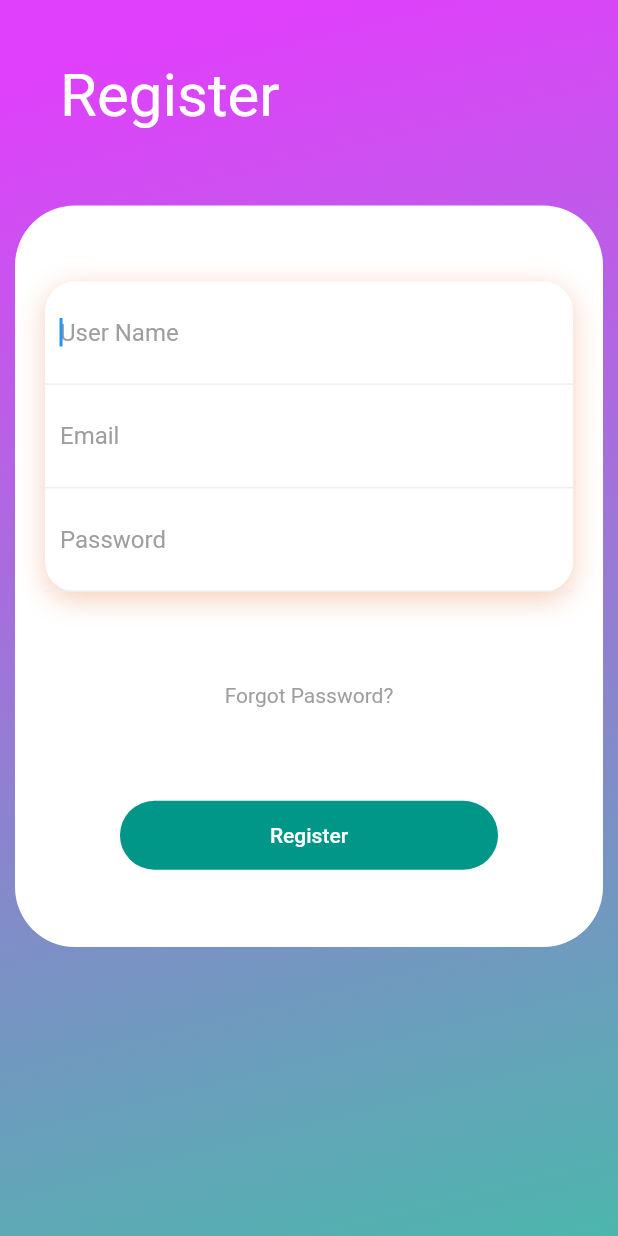
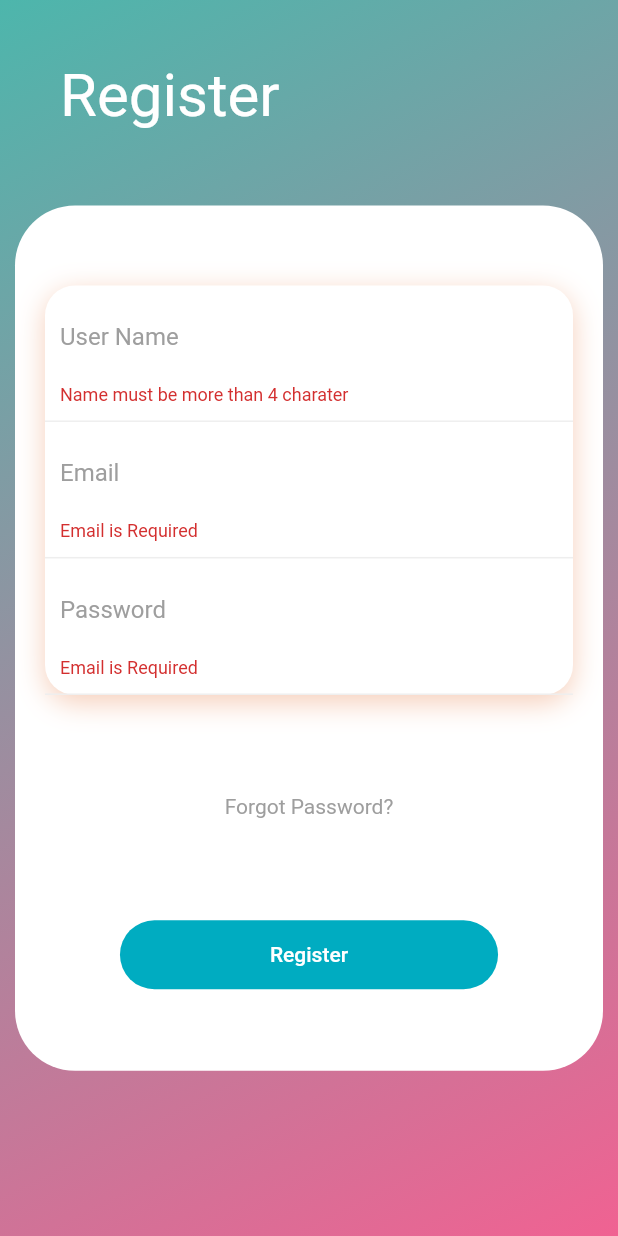
Before and after one commit to musahinist/math_cow, a Flutter app: the LogIn screen opened directly, after a tap on "Register", on a phone screen of 412 x 824 dp. Run offline on Flutter 3.47's test engine with Material 2 defaults, Android fonts, the phone set to English and light mode, and no system bars; our stand-ins replace convex_bottom_bar, flare_flutter, shared_preferences, simple_animations, states_rebuilder; accounts and stored records are empty.

```diff
--- a/lib/auth/login.dart
+++ b/lib/auth/login.dart
@@ -7,32 +7,32 @@ class LogIn extends StatefulWidget {
 }
 
 class _LogInState extends State<LogIn> {
-  final formKey = GlobalKey<FormState>();
-  final scaffoldKey = GlobalKey<ScaffoldState>();
-
+  final _formKey = GlobalKey<FormState>();
+  final _scaffoldKey = GlobalKey<ScaffoldState>();
+  String _name;
   String _email;
   String _password;
+  bool _validate = false;
+  // void _submitCommand() {
+  //   final form = formKey.currentState;
 
-  void _submitCommand() {
-    final form = formKey.currentState;
+  //   if (form.validate()) {
+  //     form.save();
 
-    if (form.validate()) {
-      form.save();
+  //     // Email & password matched our validation rules
+  //     // and are saved to _email and _password fields.
+  //     _loginCommand();
+  //   }
+  // }
 
-      // Email & password matched our validation rules
-      // and are saved to _email and _password fields.
-      _loginCommand();
-    }
-  }
+  // void _loginCommand() {
+  //   // This is just a demo, so no actual login here.
+  //   final snackbar = SnackBar(
+  //     content: Text('Email: $_email, password: $_password'),
+  //   );
 
-  void _loginCommand() {
-    // This is just a demo, so no actual login here.
-    final snackbar = SnackBar(
-      content: Text('Email: $_email, password: $_password'),
-    );
-
-    scaffoldKey.currentState.showSnackBar(snackbar);
-  }
+  //   scaffoldKey.currentState.showSnackBar(snackbar);
+  // }
 
   Widget build(BuildContext context) {
     return Scaffold(
@@ -42,9 +42,9 @@ class _LogInState extends State<LogIn> {
           height: MediaQuery.of(context).size.height,
           decoration: BoxDecoration(
             gradient: LinearGradient(
-                begin: Alignment.topCenter,
+                begin: Alignment.topLeft,
                 end: Alignment.bottomRight,
-                colors: [Colors.purpleAccent, Colors.teal[300]]),
+                colors: [Colors.teal[300], Colors.pink[300]]),
           ),
           child: Column(
             crossAxisAlignment: CrossAxisAlignment.start,
@@ -65,13 +65,15 @@ class _LogInState extends State<LogIn> {
 
               Container(
                 margin: const EdgeInsets.all(10),
-                height: MediaQuery.of(context).size.height * 0.6,
+                height: MediaQuery.of(context).size.height * 0.7,
                 decoration: BoxDecoration(
                     color: Colors.white,
                     borderRadius: BorderRadius.circular(40)),
                 child: Padding(
                   padding: EdgeInsets.all(20),
                   child: Form(
+                    autovalidate: _validate,
+                    key: _formKey,
                     child: Column(
                       mainAxisAlignment: MainAxisAlignment.spaceAround,
                       children: <Widget>[
@@ -92,14 +94,22 @@ class _LogInState extends State<LogIn> {
                                 decoration: BoxDecoration(
                                   border: Border(
                                     bottom: BorderSide(
-                                            color: Colors.grey[200]))),
+                                      color: Colors.grey[200],
+                                    ),
+                                  ),
+                                ),
                                 child: TextFormField(
-                                  autofocus: true,
                                   style: TextStyle(color: Colors.black54),
                                   decoration: InputDecoration(
                                     hintText: "User Name",
                                     hintStyle: TextStyle(color: Colors.grey),
-                                      border: InputBorder.none),
+                                    border: InputBorder.none,
+                                  ),
+                                  maxLength: 15,
+                                  validator: validateName,
+                                  onSaved: (String val) {
+                                    _name = val;
+                                  },
                                 ),
                               ),
                               Container(
@@ -109,14 +119,18 @@ class _LogInState extends State<LogIn> {
                                         bottom: BorderSide(
                                             color: Colors.grey[200]))),
                                 child: TextFormField(
-                                  autofocus: true,
                                     keyboardType: TextInputType.emailAddress,
                                     style: TextStyle(color: Colors.black54),
                                     decoration: InputDecoration(
                                         hintText: "Email",
-                                      hintStyle: TextStyle(color: Colors.grey),
+                                        hintStyle:
+                                            TextStyle(color: Colors.grey),
                                         border: InputBorder.none),
-                                ),
+                                    maxLength: 32,
+                                    validator: validateEmail,
+                                    onSaved: (String val) {
+                                      _email = val;
+                                    }),
                               ),
                               Container(
                                 padding: const EdgeInsets.all(10),
@@ -125,13 +139,13 @@ class _LogInState extends State<LogIn> {
                                         bottom: BorderSide(
                                             color: Colors.grey[200]))),
                                 child: TextFormField(
-                                  autofocus: true,
                                   obscureText: true,
                                   style: TextStyle(color: Colors.black54),
                                   decoration: InputDecoration(
                                       hintText: "Password",
                                       hintStyle: TextStyle(color: Colors.grey),
                                       border: InputBorder.none),
+                                  validator: validateEmail,
                                 ),
                               ),
                             ],
@@ -163,12 +177,12 @@ class _LogInState extends State<LogIn> {
         100,
         15,
       ),
-      color: Colors.teal,
+      color: Colors.cyan[600],
       child: Text("Register"),
       shape: RoundedRectangleBorder(
         borderRadius: BorderRadius.circular(50),
       ),
-      onPressed: () {},
+      onPressed: _sendToServer,
     );
   }
 
@@ -186,4 +200,39 @@ class _LogInState extends State<LogIn> {
       ),
     );
   }
+
+  String validateName(String value) {
+    if (value.length < 5)
+      return 'Name must be more than 4 charater';
+    else
+      return null;
   }
+
+  String validateEmail(String value) {
+    String pattern =
+        r'^(([^<>()[\]\\.,;:\s@\"]+(\.[^<>()[\]\\.,;:\s@\"]+)*)|(\".+\"))@((\[[0-9]{1,3}\.[0-9]{1,3}\.[0-9]{1,3}\.[0-9]{1,3}\])|(([a-zA-Z\-0-9]+\.)+[a-zA-Z]{2,}))$';
+    RegExp regExp = new RegExp(pattern);
+    if (value.length == 0) {
+      return "Email is Required";
+    } else if (!regExp.hasMatch(value)) {
+      return "Invalid Email";
+    } else {
+      return null;
+    }
+  }
+
+  _sendToServer() {
+    if (_formKey.currentState.validate()) {
+      // No any error in validation
+      _formKey.currentState.save();
+      print("Name $_name");
+      // print("Mobile $mobile");
+      print("Email $_email");
+    } else {
+      // validation error
+      setState(() {
+        _validate = true;
+      });
+    }
+  }
+}
--- a/lib/components/bottom-nav.dart
+++ b/lib/components/bottom-nav.dart
@@ -17,7 +17,7 @@ class BottomNavBar extends StatelessWidget {
     //https://pub.dev/packages/convex_bottom_ban
     return ConvexAppBar(
       onTap: (i) => setIndex(i),
-      backgroundColor: Colors.teal,
+      backgroundColor: Colors.cyan[600],
       curve: Curves.decelerate,
       style: TabStyle.react,
       items: items,
--- a/lib/screens/home/card_list_view.dart
+++ b/lib/screens/home/card_list_view.dart
@@ -153,7 +153,7 @@ class CardListView extends StatelessWidget {
       },
       child: Container(
         decoration: BoxDecoration(
-          color: Colors.deepOrange[300],
+          color: Colors.black26,
           borderRadius: BorderRadius.circular(5.0),
         ),
         padding: const EdgeInsets.all(20.0),
@@ -183,7 +183,7 @@ class CardListView extends StatelessWidget {
         45,
         20,
       ),
-      color: Colors.deepOrange[300],
+      color: Colors.black26,
       child: Text("Continue"),
       shape: RoundedRectangleBorder(
         borderRadius: BorderRadius.circular(50),
```
Also changed, not shown: lib/components/app_bar.dart (added, +58 -0 lines), lib/screens/game/game.dart (+17 -34 lines), lib/screens/home/home.dart (+12 -34 lines). Lines whose indentation alone changed are shown as unchanged.
